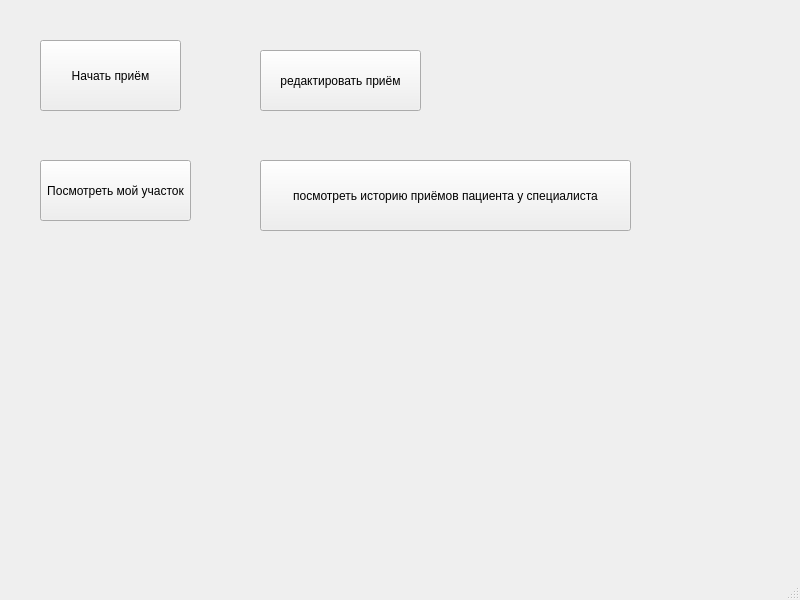
Sergey-ENOT/bsbd_cw, file interface/ui_files/doctor_window.ui: the form before one commit.
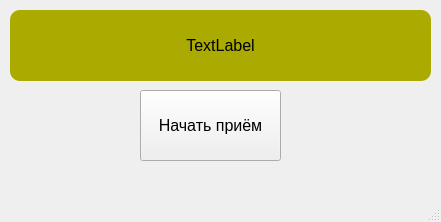
The form after the commit.

Patch:
```diff
--- a/interface/ui_files/doctor_window.ui
+++ b/interface/ui_files/doctor_window.ui
@@ -6,8 +6,8 @@
    <rect>
     <x>0</x>
     <y>0</y>
-    <width>800</width>
-    <height>600</height>
+    <width>441</width>
+    <height>222</height>
    </rect>
   </property>
   <property name="windowTitle">
@@ -17,53 +17,44 @@
    <widget class="QPushButton" name="pushButton">
     <property name="geometry">
      <rect>
-      <x>40</x>
-      <y>40</y>
+      <x>140</x>
+      <y>90</y>
       <width>141</width>
       <height>71</height>
      </rect>
     </property>
+    <property name="font">
+     <font>
+      <pointsize>12</pointsize>
+     </font>
+    </property>
     <property name="text">
      <string>Начать приём</string>
     </property>
    </widget>
-   <widget class="QPushButton" name="pushButton_3">
+   <widget class="QLabel" name="label_doctor_data">
     <property name="geometry">
      <rect>
-      <x>40</x>
-      <y>160</y>
-      <width>151</width>
-      <height>61</height>
-     </rect>
-    </property>
-    <property name="text">
-     <string>Посмотреть мой участок</string>
-    </property>
-   </widget>
-   <widget class="QPushButton" name="pushButton_2">
-    <property name="geometry">
-     <rect>
-      <x>260</x>
-      <y>50</y>
-      <width>161</width>
-      <height>61</height>
-     </rect>
-    </property>
-    <property name="text">
-     <string>редактировать приём</string>
-    </property>
-   </widget>
-   <widget class="QPushButton" name="pushButton_4">
-    <property name="geometry">
-     <rect>
-      <x>260</x>
-      <y>160</y>
-      <width>371</width>
+      <x>10</x>
+      <y>10</y>
+      <width>421</width>
       <height>71</height>
      </rect>
     </property>
+    <property name="font">
+     <font>
+      <pointsize>12</pointsize>
+     </font>
+    </property>
+    <property name="styleSheet">
+     <string notr="true">background-color: rgb(170, 170, 0);
+border-radius: 10px;</string>
+    </property>
     <property name="text">
-     <string>посмотреть историю приёмов пациента у специалиста</string>
+     <string>TextLabel</string>
+    </property>
+    <property name="alignment">
+     <set>Qt::AlignCenter</set>
     </property>
    </widget>
   </widget>
```
Left out of the diff: 6 changed lines with no effect on the pictures.
